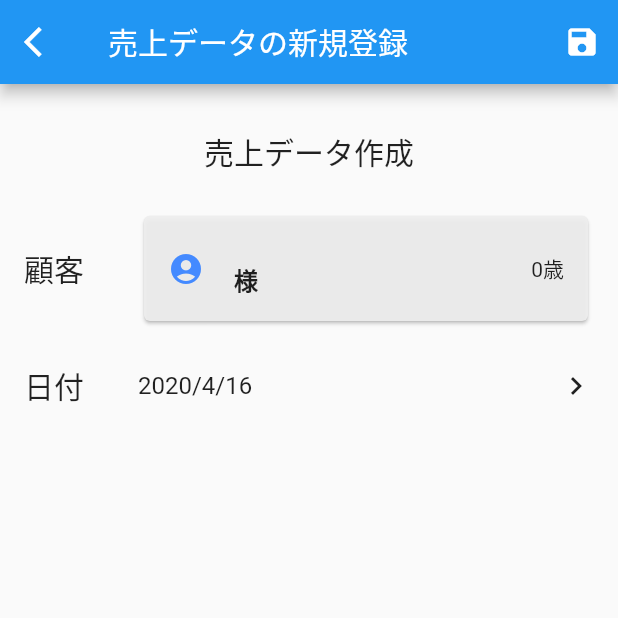
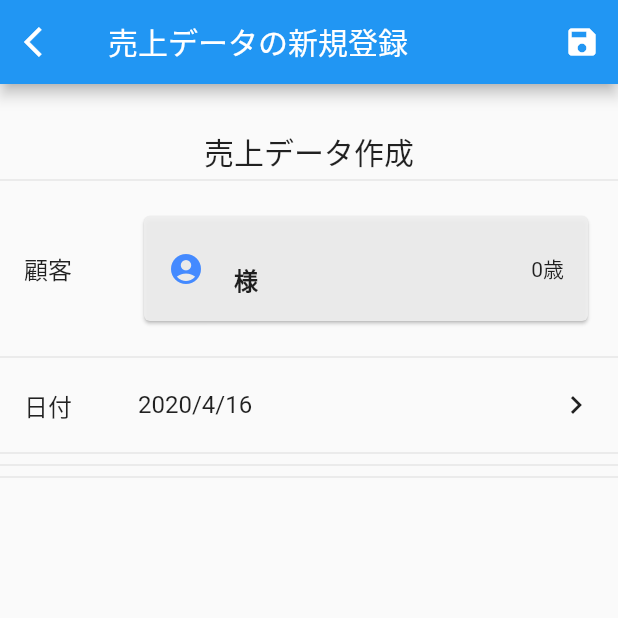
Before and after one commit to ukkey0518/customer_management_app, a Flutter app: the VisitHistoryEditScreen screen opened directly with empty values, on a phone screen of 412 x 824 dp, the top half of it. Run offline on Flutter 3.47's test engine with Material 2 defaults, Android fonts, the phone set to English and light mode, and no system bars; our stand-ins replace dotted_border, flutter_colorpicker, flutter_datetime_picker, moor, moor_ffi, toast; accounts and stored records are empty; generated files the repository leaves out were written again; statements that could not run were skipped.

Commit message:
[_VisitHistoryEditScreenState] 修正：余白の調整

```diff
--- a/lib/parts/customer_selected_card.dart
+++ b/lib/parts/customer_selected_card.dart
@@ -11,9 +11,7 @@ class CustomerSelectedCard extends StatelessWidget {
 
   @override
   Widget build(BuildContext context) {
-    return Padding(
-      padding: const EdgeInsets.only(bottom: 8),
-      child: Card(
+    return Card(
       color: Color(0xeeeeeeee),
       child: InkWell(
         onTap: onTap,
@@ -21,7 +19,6 @@ class CustomerSelectedCard extends StatelessWidget {
         child: Padding(
           padding: const EdgeInsets.all(4.0),
           child: customer == null ? _emptyPart() : _mainPart(),
-          ),
         ),
       ),
     );
--- a/lib/screens/visit_history_screens/visit_history_edit_screen.dart
+++ b/lib/screens/visit_history_screens/visit_history_edit_screen.dart
@@ -87,15 +87,15 @@ class _VisitHistoryEditScreenState extends State<VisitHistoryEditScreen> {
             children: <Widget>[
               SizedBox(height: 30),
               const Text('売上データ作成', style: TextStyle(fontSize: 20)),
-              SizedBox(height: 16),
+              Divider(height: 8),
               _customerInputPart(),
-              SizedBox(height: 16),
+              Divider(height: 8),
               _dateInputPart(),
-              SizedBox(height: 16),
+              Divider(height: 8),
 //              _stuffInputPart(),
-              SizedBox(height: 16),
+              Divider(height: 8),
 //              _menuInputPart(),
-              SizedBox(height: 16),
+              Divider(height: 8),
 //              _discountInputPart(),
               SizedBox(height: 30),
 //              _priceInputPart(),
@@ -109,14 +109,14 @@ class _VisitHistoryEditScreenState extends State<VisitHistoryEditScreen> {
   // [ウィジェットビルダー：各入力欄のフォーマッタ]
   Widget _inputPartBuilder({String title, Widget content}) {
     return Padding(
-      padding: const EdgeInsets.symmetric(horizontal: 16.0),
+      padding: const EdgeInsets.all(16.0),
       child: Column(
         children: <Widget>[
           Row(
             children: <Widget>[
               Expanded(
                 flex: 2,
-                child: Text(title, style: TextStyle(fontSize: 20)),
+                child: Text(title, style: TextStyle(fontSize: 16)),
               ),
               Expanded(
                 flex: 8,
@@ -133,9 +133,7 @@ class _VisitHistoryEditScreenState extends State<VisitHistoryEditScreen> {
   Widget _customerInputPart() {
     return _inputPartBuilder(
       title: '顧客',
-      content: Container(
-        padding: EdgeInsets.only(top: 8),
-        child: CustomerSelectedCard(
+      content: CustomerSelectedCard(
         customer: _customer,
         onTap: () {
           Navigator.of(context)
@@ -150,7 +148,6 @@ class _VisitHistoryEditScreenState extends State<VisitHistoryEditScreen> {
               );
         },
         onLongPress: null,
-        ),
       ),
     );
   }
```
Lines whose indentation alone changed are shown as unchanged.
